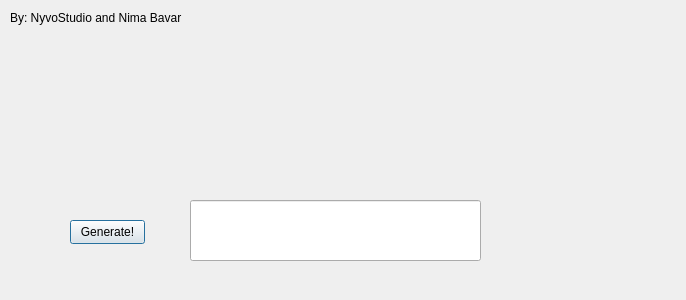
This is main_program/source/ui_design/main.ui in NimaBavar/NyvoNetHunter as Qt 5 draws it before an edit. The edited form follows.
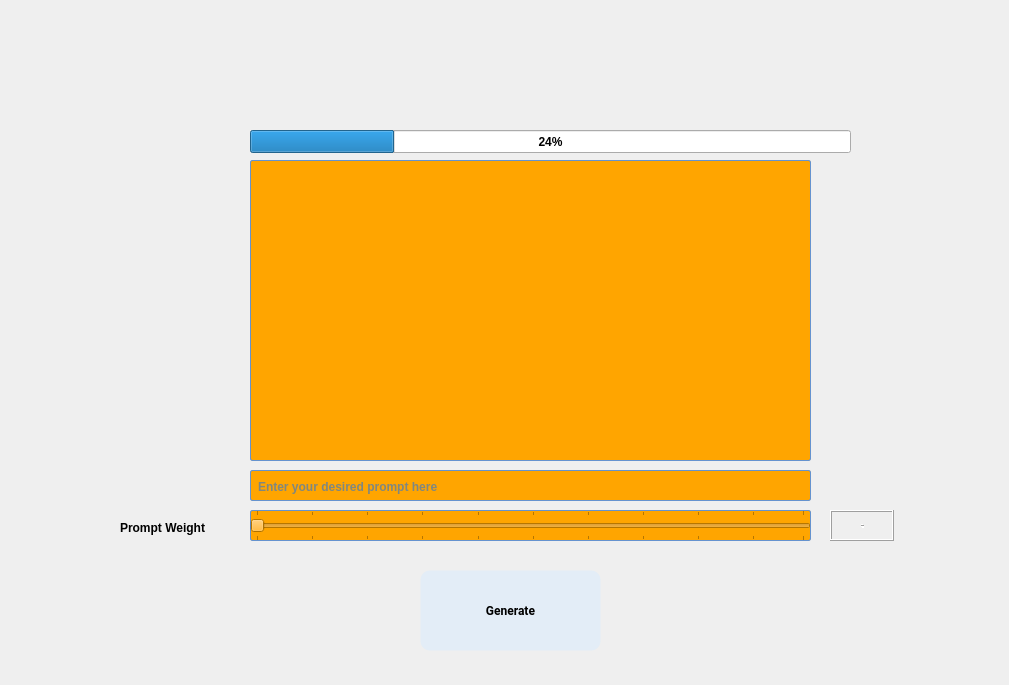
This is the edited form. Icons and pictures are not drawn.

Commit message:
NyvoAI Project | V : 2.3.1
API:

    1. Uploaded the project main API system.

The edit to the form file:
```diff
--- a/main_program/source/ui_design/main.ui
+++ b/main_program/source/ui_design/main.ui
@@ -6,47 +6,373 @@
    <rect>
     <x>0</x>
     <y>0</y>
-    <width>686</width>
-    <height>300</height>
+    <width>1009</width>
+    <height>685</height>
    </rect>
   </property>
+  <property name="font">
+   <font>
+    <bold>true</bold>
+   </font>
+  </property>
+  <property name="cursor">
+   <cursorShape>IBeamCursor</cursorShape>
+  </property>
+  <property name="mouseTracking">
+   <bool>false</bool>
+  </property>
   <property name="windowTitle">
    <string>Dialog</string>
   </property>
-  <widget class="QLineEdit" name="lineEdit">
-   <property name="geometry">
-    <rect>
-     <x>190</x>
-     <y>200</y>
-     <width>291</width>
-     <height>61</height>
-    </rect>
-   </property>
-  </widget>
+  <property name="windowIcon">
+   <iconset>
+    <normaloff>resources/pictures/icon.png.png</normaloff>resources/pictures/icon.png.png</iconset>
+  </property>
   <widget class="QPushButton" name="pushButton">
    <property name="geometry">
     <rect>
-     <x>70</x>
-     <y>220</y>
-     <width>75</width>
-     <height>24</height>
+     <x>420</x>
+     <y>570</y>
+     <width>181</width>
+     <height>81</height>
     </rect>
    </property>
+   <property name="font">
+    <font>
+     <family>Roboto</family>
+     <italic>false</italic>
+     <bold>true</bold>
+    </font>
+   </property>
+   <property name="cursor">
+    <cursorShape>PointingHandCursor</cursorShape>
+   </property>
+   <property name="toolTip">
+    <string>&lt;html&gt;&lt;head/&gt;&lt;body&gt;&lt;p&gt;Generate the image!&lt;/p&gt;&lt;/body&gt;&lt;/html&gt;</string>
+   </property>
+   <property name="styleSheet">
+    <string notr="true">QPushButton {
+  display: grid;
+  place-items: center;
+  background: #e3edf7;
+  padding: 1.4em;
+  border-radius: 10px;
+  box-shadow: 6px 6px 10px -1px rgba(0,0,0,0.15),
+	      -6px -6px 10px -1px rgba(255,255,255,0.7);
+  border: 1px solid rgba(0,0,0,0);
+  cursor: pointer;
+  transition: transform 0.5s;
+}
+
+QPushButton:hover {
+  box-shadow: inset 4px 4px 6px -1px rgba(0,0,0,0.2),
+	      inset -4px -4px 6px -1px rgba(255,255,255,0.7),
+	      -0.5px -0.5px 0px rgba(255,255,255,1),
+	      0.5px 0.5px 0px rgba(0,0,0,0.15),
+	      0px 12px 10px -10px rgba(0,0,0,0.05);
+  border: 1px solid rgba(0,0,0,0.1);
+  transform: translateY(0.5em);
+}
+
+QPushButton svg {
+  transition: transform 0.5s;
+}
+
+QPushButton:hover svg {
+  transform: scale(0.9);
+  fill: #333333;
+}
+
+</string>
+   </property>
    <property name="text">
-    <string>Generate!</string>
+    <string>Generate</string>
    </property>
   </widget>
-  <widget class="QLabel" name="Label1">
+  <widget class="QLineEdit" name="lineEdit">
    <property name="geometry">
     <rect>
-     <x>10</x>
-     <y>10</y>
-     <width>291</width>
+     <x>250</x>
+     <y>470</y>
+     <width>561</width>
+     <height>31</height>
+    </rect>
+   </property>
+   <property name="toolTip">
+    <string>&lt;html&gt;&lt;head/&gt;&lt;body&gt;&lt;p&gt;Enter the prompt you would like the picture to be generated from&lt;/p&gt;&lt;/body&gt;&lt;/html&gt;</string>
+   </property>
+   <property name="autoFillBackground">
+    <bool>false</bool>
+   </property>
+   <property name="styleSheet">
+    <string notr="true">QLineEdit{ border: 2px solid red; background-color: orange }
+
+QLineEdit:hover{
+        background: qlineargradient(x1 : 0, y1 : 0, x2 : 0, y2 :   1, stop :   0.0 #ffd9aa,
+                stop :   0.5 #ffbb6e, stop :   0.55 #feae42, stop :   1.0 #fedb74);
+}
+
+QLineEdit {
+        border: 1px solid #6593cf;
+        border-radius: 2px;
+        padding: 5px 15px 2px 5px;
+        background: qlineargradient(x1 : 0, y1 : 0, x2 : 0, y2 :   1, stop :   0.0 #f5f9ff,
+                stop :   0.5 #c7dfff, stop :   0.55 #afd2ff, stop :   1.0 #c0dbff);
+        color: #006aff;
+        font: bold large &quot;Arial&quot;;
+        height: 30px;
+}
+
+
+
+
+QLineEdit:pressed {
+        background: qlineargradient(x1 : 0, y1 : 0, x2 : 0, y2 :   1, stop :   0.0 #c0dbff,
+        stop :   0.5 #cfd26f, stop :   0.55 #c7df6f, stop :   1.0 #f5f9ff);
+        padding-top: 2px;
+        padding-left: 3px;
+
+}
+
+
+QLineEdit:on {
+        background: qlineargradient(x1 : 0, y1 : 0, x2 : 0, y2 :   1, stop :   0.0 #5AA72D,
+        stop :   0.5 #B3E296, stop :   0.55 #B3E296, stop :   1.0 #f5f9ff);
+        padding-top: 2px;
+        padding-left: 3px;
+}
+
+QLineEdit:disabled {
+        background: transparent #e5e9ee;
+        padding-top: 2px;        
+        padding-left: 3px;
+        color: black;
+}</string>
+   </property>
+   <property name="maxLength">
+    <number>50</number>
+   </property>
+   <property name="placeholderText">
+    <string>Enter your desired prompt here</string>
+   </property>
+   <property name="clearButtonEnabled">
+    <bool>true</bool>
+   </property>
+  </widget>
+  <widget class="QSlider" name="horizontalSlider">
+   <property name="geometry">
+    <rect>
+     <x>250</x>
+     <y>510</y>
+     <width>561</width>
+     <height>31</height>
+    </rect>
+   </property>
+   <property name="cursor">
+    <cursorShape>OpenHandCursor</cursorShape>
+   </property>
+   <property name="focusPolicy">
+    <enum>Qt::WheelFocus</enum>
+   </property>
+   <property name="acceptDrops">
+    <bool>false</bool>
+   </property>
+   <property name="toolTip">
+    <string>&lt;html&gt;&lt;head/&gt;&lt;body&gt;&lt;p&gt;Choose how creative the AI can be while generating the prompt.&lt;/p&gt;&lt;p&gt;( The higher the prompt weight: Increased creativity )&lt;/p&gt;&lt;p&gt;( The lesser prompt weight: Increased prominent )&lt;/p&gt;&lt;/body&gt;&lt;/html&gt;</string>
+   </property>
+   <property name="accessibleDescription">
+    <string/>
+   </property>
+   <property name="autoFillBackground">
+    <bool>false</bool>
+   </property>
+   <property name="styleSheet">
+    <string notr="true">QSlider{ border: 2px solid red; background-color: orange }
+
+QSlider:hover{
+        background: qlineargradient(x1 : 0, y1 : 0, x2 : 0, y2 :   1, stop :   0.0 #ffd9aa,
+                stop :   0.5 #ffbb6e, stop :   0.55 #feae42, stop :   1.0 #fedb74);
+}
+
+QSlider {
+        border: 1px solid #6593cf;
+        border-radius: 2px;
+        padding: 5px 15px 2px 5px;
+        background: qlineargradient(x1 : 0, y1 : 0, x2 : 0, y2 :   1, stop :   0.0 #f5f9ff,
+                stop :   0.5 #c7dfff, stop :   0.55 #afd2ff, stop :   1.0 #c0dbff);
+        color: #006aff;
+        font: bold large &quot;Arial&quot;;
+        height: 30px;
+}
+
+
+
+
+QSlider:pressed {
+        background: qlineargradient(x1 : 0, y1 : 0, x2 : 0, y2 :   1, stop :   0.0 #c0dbff,
+        stop :   0.5 #cfd26f, stop :   0.55 #c7df6f, stop :   1.0 #f5f9ff);
+        padding-top: 2px;
+        padding-left: 3px;
+
+}
+
+
+QSlider:on {
+        background: qlineargradient(x1 : 0, y1 : 0, x2 : 0, y2 :   1, stop :   0.0 #5AA72D,
+        stop :   0.5 #B3E296, stop :   0.55 #B3E296, stop :   1.0 #f5f9ff);
+        padding-top: 2px;
+        padding-left: 3px;
+}
+
+QSlider:disabled {
+        background: transparent #e5e9ee;
+        padding-top: 2px;        
+        padding-left: 3px;
+        color: black;
+}</string>
+   </property>
+   <property name="minimum">
+    <number>1</number>
+   </property>
+   <property name="maximum">
+    <number>100</number>
+   </property>
+   <property name="tracking">
+    <bool>false</bool>
+   </property>
+   <property name="orientation">
+    <enum>Qt::Horizontal</enum>
+   </property>
+   <property name="invertedAppearance">
+    <bool>false</bool>
+   </property>
+   <property name="invertedControls">
+    <bool>false</bool>
+   </property>
+   <property name="tickPosition">
+    <enum>QSlider::TicksBothSides</enum>
+   </property>
+  </widget>
+  <widget class="QGraphicsView" name="graphicsView">
+   <property name="geometry">
+    <rect>
+     <x>250</x>
+     <y>160</y>
+     <width>561</width>
+     <height>301</height>
+    </rect>
+   </property>
+   <property name="toolTip">
+    <string>&lt;html&gt;&lt;head/&gt;&lt;body&gt;&lt;p&gt;The generated image will be visible &lt;span style=&quot; font-style:italic; text-decoration: underline;&quot;&gt;here&lt;/span&gt;.&lt;/p&gt;&lt;/body&gt;&lt;/html&gt;</string>
+   </property>
+   <property name="styleSheet">
+    <string notr="true">QGraphicsView { border: 2px solid red; background-color: orange }
+
+QGraphicsView:hover{
+        background: qlineargradient(x1 : 0, y1 : 0, x2 : 0, y2 :   1, stop :   0.0 #ffd9aa,
+                stop :   0.5 #ffbb6e, stop :   0.55 #feae42, stop :   1.0 #fedb74);
+}
+
+QGraphicsView {
+        border: 1px solid #6593cf;
+        border-radius: 2px;
+        padding: 5px 15px 2px 5px;
+        background: qlineargradient(x1 : 0, y1 : 0, x2 : 0, y2 :   1, stop :   0.0 #f5f9ff,
+                stop :   0.5 #c7dfff, stop :   0.55 #afd2ff, stop :   1.0 #c0dbff);
+        color: #006aff;
+        font: bold large &quot;Arial&quot;;
+        height: 30px;
+}
+
+
+
+
+QGraphicsView:pressed {
+        background: qlineargradient(x1 : 0, y1 : 0, x2 : 0, y2 :   1, stop :   0.0 #c0dbff,
+        stop :   0.5 #cfd26f, stop :   0.55 #c7df6f, stop :   1.0 #f5f9ff);
+        padding-top: 2px;
+        padding-left: 3px;
+
+}
+
+
+QGraphicsView:on {
+        background: qlineargradient(x1 : 0, y1 : 0, x2 : 0, y2 :   1, stop :   0.0 #5AA72D,
+        stop :   0.5 #B3E296, stop :   0.55 #B3E296, stop :   1.0 #f5f9ff);
+        padding-top: 2px;
+        padding-left: 3px;
+}
+
+QGraphicsView:disabled {
+        background: transparent #e5e9ee;
+        padding-top: 2px;        
+        padding-left: 3px;
+        color: black;
+}</string>
+   </property>
+  </widget>
+  <widget class="QLabel" name="label">
+   <property name="geometry">
+    <rect>
+     <x>120</x>
+     <y>520</y>
+     <width>101</width>
      <height>16</height>
     </rect>
    </property>
    <property name="text">
-    <string>By: NyvoStudio and Nima Bavar</string>
+    <string>Prompt Weight</string>
+   </property>
+  </widget>
+  <widget class="QProgressBar" name="progressBar">
+   <property name="geometry">
+    <rect>
+     <x>250</x>
+     <y>130</y>
+     <width>601</width>
+     <height>23</height>
+    </rect>
+   </property>
+   <property name="toolTip">
+    <string>&lt;html&gt;&lt;head/&gt;&lt;body&gt;&lt;p&gt;Generating Image...&lt;/p&gt;&lt;/body&gt;&lt;/html&gt;</string>
+   </property>
+   <property name="value">
+    <number>24</number>
+   </property>
+  </widget>
+  <widget class="QLCDNumber" name="lcdNumber">
+   <property name="geometry">
+    <rect>
+     <x>830</x>
+     <y>510</y>
+     <width>64</width>
+     <height>31</height>
+    </rect>
+   </property>
+   <property name="cursor">
+    <cursorShape>ForbiddenCursor</cursorShape>
+   </property>
+   <property name="toolTip">
+    <string>&lt;html&gt;&lt;head/&gt;&lt;body&gt;&lt;p&gt;Prompt weight in percentage&lt;/p&gt;&lt;/body&gt;&lt;/html&gt;</string>
+   </property>
+   <property name="digitCount">
+    <number>99</number>
+   </property>
+   <property name="mode">
+    <enum>QLCDNumber::Hex</enum>
+   </property>
+  </widget>
+  <widget class="QLabel" name="label_2">
+   <property name="geometry">
+    <rect>
+     <x>280</x>
+     <y>170</y>
+     <width>501</width>
+     <height>281</height>
+    </rect>
+   </property>
+   <property name="text">
+    <string/>
    </property>
   </widget>
  </widget>
```
Left out of the diff: 25 changed lines with no effect on the pictures. The commit also changes 5 other files.
